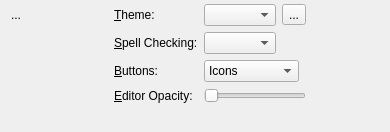
First picture: the form in marave/prefs.ui, repository xMoad/marave, before the edit.
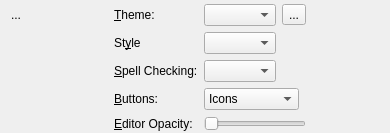
Second picture: the form after the edit. Icons and pictures are not drawn.

Commit message: Move stylesheets to a folder, add UI to handle them (not functional)

The edit to the form file:
```diff
--- a/marave/prefs.ui
+++ b/marave/prefs.ui
@@ -109,7 +109,7 @@
        </item>
       </layout>
      </item>
-     <item row="1" column="0">
+     <item row="2" column="0">
       <widget class="QLabel" name="label">
        <property name="text">
         <string>&amp;Spell Checking:</string>
@@ -119,10 +119,10 @@
        </property>
       </widget>
      </item>
-     <item row="1" column="1">
+     <item row="2" column="1">
       <widget class="QComboBox" name="langBox"/>
      </item>
-     <item row="2" column="0">
+     <item row="3" column="0">
       <widget class="QLabel" name="label_3">
        <property name="text">
         <string>&amp;Buttons:</string>
@@ -132,7 +132,7 @@
        </property>
       </widget>
      </item>
-     <item row="2" column="1">
+     <item row="3" column="1">
       <widget class="QComboBox" name="buttonStyle">
        <item>
         <property name="text">
@@ -151,7 +151,7 @@
        </item>
       </widget>
      </item>
-     <item row="3" column="0">
+     <item row="4" column="0">
       <widget class="QLabel" name="label_4">
        <property name="text">
         <string>&amp;Editor Opacity:</string>
@@ -161,7 +161,7 @@
        </property>
       </widget>
      </item>
-     <item row="3" column="1">
+     <item row="4" column="1">
       <widget class="QSlider" name="opacity">
        <property name="maximum">
         <number>100</number>
@@ -171,6 +171,19 @@
        </property>
       </widget>
      </item>
+     <item row="1" column="0">
+      <widget class="QLabel" name="label_5">
+       <property name="text">
+        <string>St&amp;yle</string>
+       </property>
+       <property name="buddy">
+        <cstring>styleList</cstring>
+       </property>
+      </widget>
+     </item>
+     <item row="1" column="1">
+      <widget class="QComboBox" name="styleList"/>
+     </item>
     </layout>
    </item>
    <item>
```
The commit also changes 5 other files.
